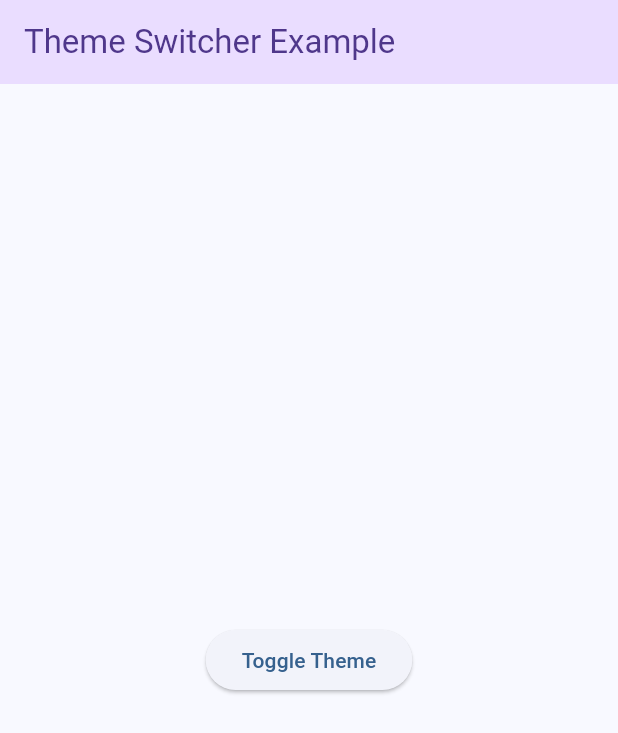
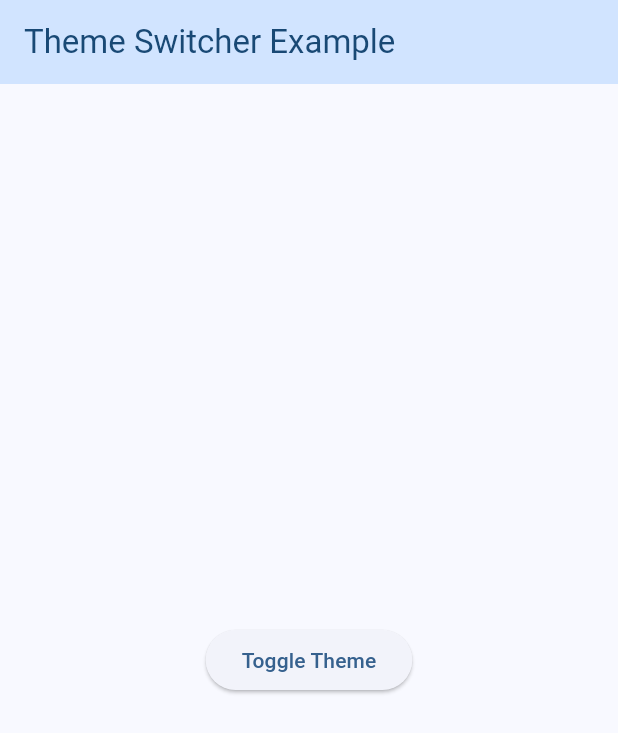
Before and after one commit to shakil2995/simple_theme_switcher, a Flutter app: the screen it shows after launch, on a phone screen of 412 x 824 dp. Shown: the top 733 px of the screen. Run offline on Flutter 3.47's test engine with Material 3 defaults, Android fonts, the phone set to English and light mode, and no system bars; our stand-ins replace flutter_bloc.

```diff
--- a/example/lib/main.dart
+++ b/example/lib/main.dart
@@ -1,7 +1,10 @@
 import 'package:flutter/material.dart';
 import 'package:simple_theme_switcher/simple_theme_switcher.dart';
 
-void main() => runApp(const MyApp());
+void main() {
+  runApp(
+      const STMaterialApp(debugShowCheckedModeBanner: false, child: MyApp()));
+}
 
 class MyApp extends StatelessWidget {
   const MyApp({Key? key}) : super(key: key);
@@ -20,10 +23,7 @@ class HomeScreen extends StatelessWidget {
     // Wrap Your app with STMaterialApp instead of MaterialApp
     // Providing both STMaterialApp and MaterialApp will conflict each other and cause an error
     // Instead, just wrap your app with STMaterialApp and pass any required parameters
-    return STMaterialApp(
-      title: 'Theme Switcher Example',
-      debugShowCheckedModeBanner: false,
-      child: Scaffold(
+    return Scaffold(
       appBar: AppBar(
         backgroundColor: Theme.of(context).colorScheme.primaryContainer,
         title: Text(
@@ -48,7 +48,6 @@ class HomeScreen extends StatelessWidget {
           child: const Text('Toggle Theme'),
         ),
       ),
-      ),
     );
   }
 }
--- a/pubspec.yaml
+++ b/pubspec.yaml
@@ -1,6 +1,6 @@
 name: simple_theme_switcher
 description: "Simple light/dark mode switcher using material theme.Just wrap your App with STMaterialApp Widget and toggle it with a switch."
-version: 0.0.3
+version: 0.0.4
 homepage: https://github.com/shakil2995/simple_theme_switcher
 
 environment:
```
Also changed, not shown: example/pubspec.lock, 3 other files. Lines whose indentation alone changed are shown as unchanged.
